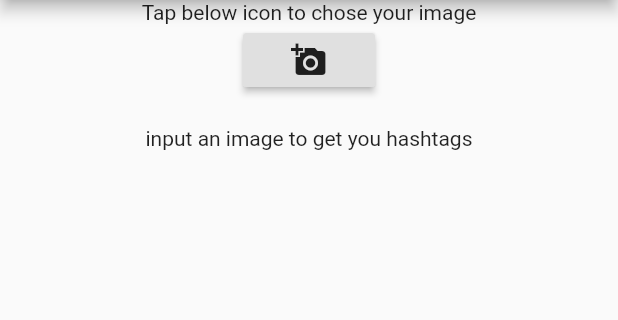
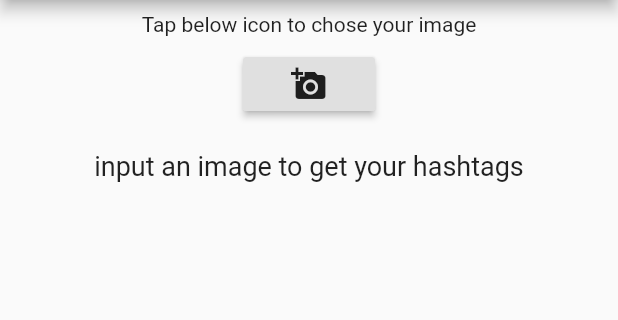
Before and after one commit to SuvojitBarick/HasiGen, a Flutter app: the screen it shows after launch, on a phone screen of 412 x 824 dp, the part 84-404 px from its top. Run offline on Flutter 3.47's test engine with Material 2 defaults, Android fonts, the phone set to English and light mode, and no system bars; our stand-ins replace image_picker; missing offline and left inert: firebase_ml_vision; accounts and stored records are empty.

Commit message:
some other minor improvements

```diff
--- a/lib/main.dart
+++ b/lib/main.dart
@@ -54,7 +54,9 @@ class MyAppHome extends State<MyApp> {
 
   @override
   Widget build(BuildContext context) {
+    // List hashtags = _str.toString().split(' ');
     return MaterialApp(
+      debugShowCheckedModeBanner: false,
       home: Scaffold(
         appBar: AppBar(
           title: Text(
@@ -71,6 +73,7 @@ class MyAppHome extends State<MyApp> {
               crossAxisAlignment: CrossAxisAlignment.center,
               children: <Widget>[
                 Center(
+                  heightFactor: 2,
                   child: Text(
                     'Tap below icon to chose your image',
                   ),
@@ -98,7 +101,10 @@ class MyAppHome extends State<MyApp> {
                                     ),
                             ),
                             Divider(),
-                            SelectableText(
+                            Container(
+                              margin: EdgeInsets.all(10),
+                              padding: EdgeInsets.all(10),
+                              child: SelectableText(
                                 '$_str',
                                 // maxLines: 10,
                                 textAlign: TextAlign.center,
@@ -111,12 +117,16 @@ class MyAppHome extends State<MyApp> {
                                     selectAll: true,
                                     cut: false,
                                     paste: false),
-                            )
+                              ),
+                            ),
                           ],
                         )
                       : imgfile == null
                           ? Center(
-                              child: Text('input an image to get you hashtags'))
+                              child: Text(
+                              'input an image to get your hashtags',
+                              style: TextStyle(fontSize: 18),
+                            ))
                           : CircularProgressIndicator(),
                 ),
               ],
```
Lines whose indentation alone changed are shown as unchanged.
